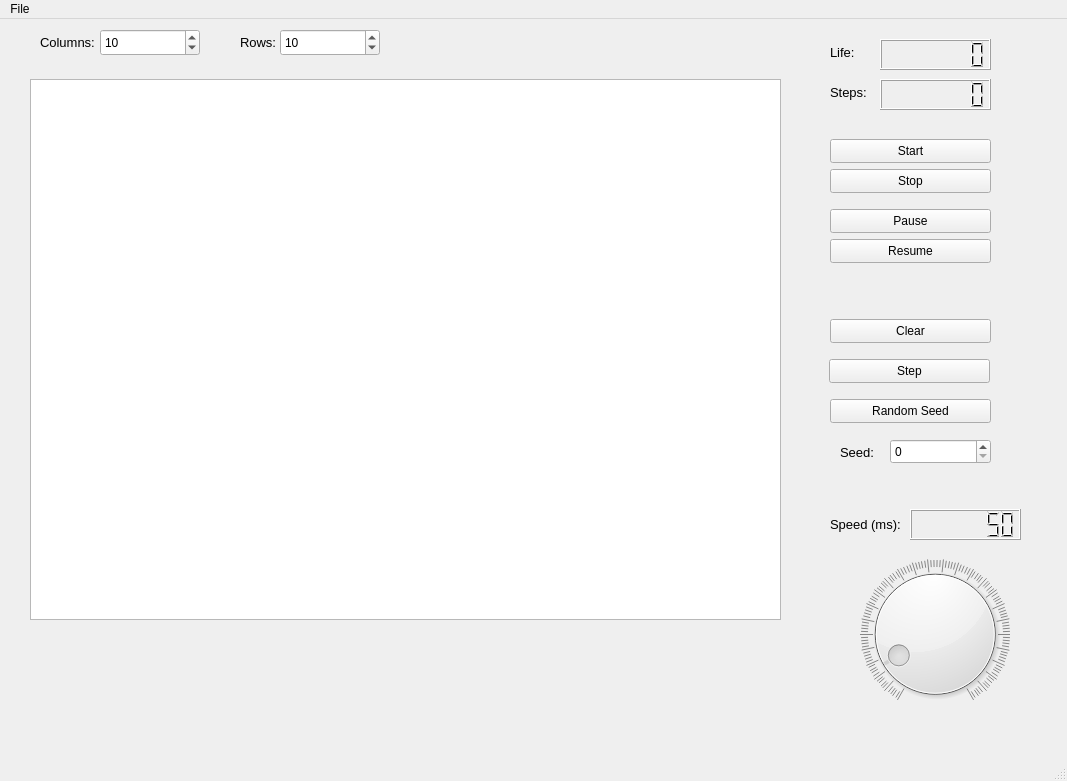
This is mainwindow.ui in MateuszGuzy02/Game-Of-Life as Qt 5 draws it before an edit. The edited form follows.
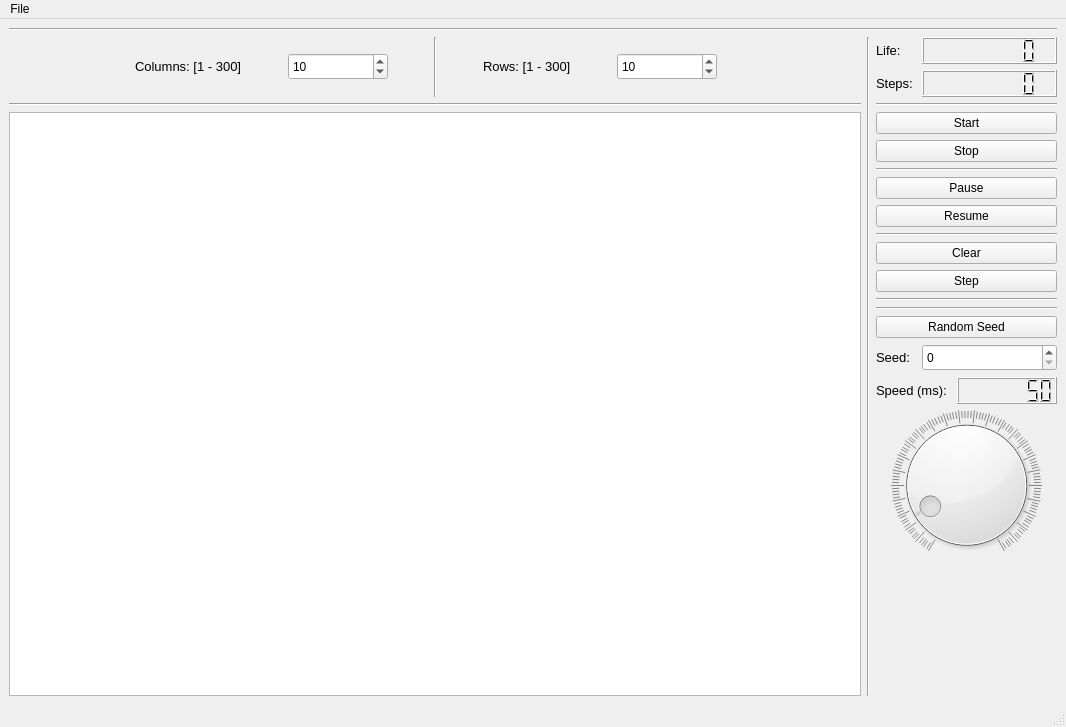
This is the edited form.

```diff
--- a/mainwindow.ui
+++ b/mainwindow.ui
@@ -6,8 +6,8 @@
    <rect>
     <x>0</x>
     <y>0</y>
-    <width>1067</width>
-    <height>781</height>
+    <width>1066</width>
+    <height>727</height>
    </rect>
   </property>
   <property name="windowTitle">
@@ -20,457 +20,641 @@
    <bool>true</bool>
   </property>
   <widget class="QWidget" name="centralwidget">
-   <widget class="QTableWidget" name="gameTable">
-    <property name="geometry">
-     <rect>
-      <x>30</x>
-      <y>60</y>
-      <width>751</width>
-      <height>541</height>
-     </rect>
-    </property>
-   </widget>
-   <widget class="QPushButton" name="stepButton">
-    <property name="geometry">
-     <rect>
-      <x>829</x>
-      <y>340</y>
-      <width>161</width>
-      <height>24</height>
-     </rect>
-    </property>
-    <property name="text">
-     <string>Step</string>
-    </property>
-   </widget>
-   <widget class="QSpinBox" name="rowBox">
-    <property name="geometry">
-     <rect>
-      <x>100</x>
-      <y>10</y>
-      <width>100</width>
-      <height>27</height>
-     </rect>
-    </property>
-    <property name="minimumSize">
-     <size>
-      <width>100</width>
-      <height>27</height>
-     </size>
-    </property>
-    <property name="maximumSize">
-     <size>
-      <width>100</width>
-      <height>27</height>
-     </size>
-    </property>
-    <property name="maximum">
-     <number>300</number>
-    </property>
-    <property name="value">
-     <number>10</number>
-    </property>
-   </widget>
-   <widget class="QSpinBox" name="columnBox">
-    <property name="geometry">
-     <rect>
-      <x>280</x>
-      <y>10</y>
-      <width>100</width>
-      <height>27</height>
-     </rect>
-    </property>
-    <property name="minimumSize">
-     <size>
-      <width>100</width>
-      <height>27</height>
-     </size>
-    </property>
-    <property name="maximumSize">
-     <size>
-      <width>100</width>
-      <height>27</height>
-     </size>
-    </property>
-    <property name="maximum">
-     <number>300</number>
-    </property>
-    <property name="value">
-     <number>10</number>
-    </property>
-   </widget>
-   <widget class="QSpinBox" name="setSeedBox">
-    <property name="geometry">
-     <rect>
-      <x>890</x>
-      <y>420</y>
-      <width>101</width>
-      <height>25</height>
-     </rect>
-    </property>
-   </widget>
-   <widget class="QPushButton" name="randomButton">
-    <property name="geometry">
-     <rect>
-      <x>830</x>
-      <y>380</y>
-      <width>161</width>
-      <height>24</height>
-     </rect>
-    </property>
-    <property name="text">
-     <string>Random Seed</string>
-    </property>
-   </widget>
-   <widget class="QPushButton" name="clearButton">
-    <property name="geometry">
-     <rect>
-      <x>830</x>
-      <y>300</y>
-      <width>161</width>
-      <height>24</height>
-     </rect>
-    </property>
-    <property name="text">
-     <string>Clear</string>
-    </property>
-   </widget>
-   <widget class="QPushButton" name="startButton">
-    <property name="geometry">
-     <rect>
-      <x>830</x>
-      <y>120</y>
-      <width>161</width>
-      <height>24</height>
-     </rect>
-    </property>
-    <property name="text">
-     <string>Start</string>
-    </property>
-    <property name="default">
-     <bool>false</bool>
-    </property>
-   </widget>
-   <widget class="QDial" name="speedDial">
-    <property name="geometry">
-     <rect>
-      <x>860</x>
-      <y>540</y>
-      <width>150</width>
-      <height>150</height>
-     </rect>
-    </property>
-    <property name="minimumSize">
-     <size>
-      <width>150</width>
-      <height>150</height>
-     </size>
-    </property>
-    <property name="minimum">
-     <number>1</number>
-    </property>
-    <property name="maximum">
-     <number>500</number>
-    </property>
-    <property name="value">
-     <number>50</number>
-    </property>
-    <property name="wrapping">
-     <bool>false</bool>
-    </property>
-    <property name="notchesVisible">
-     <bool>true</bool>
-    </property>
-   </widget>
-   <widget class="QLCDNumber" name="speedLCD">
-    <property name="geometry">
-     <rect>
-      <x>910</x>
-      <y>490</y>
-      <width>111</width>
-      <height>31</height>
-     </rect>
-    </property>
-    <property name="minimumSize">
-     <size>
-      <width>0</width>
-      <height>27</height>
-     </size>
-    </property>
-    <property name="font">
-     <font>
-      <bold>false</bold>
-     </font>
-    </property>
-    <property name="autoFillBackground">
-     <bool>true</bool>
-    </property>
-    <property name="smallDecimalPoint">
-     <bool>false</bool>
-    </property>
-    <property name="digitCount">
-     <number>7</number>
-    </property>
-    <property name="intValue" stdset="0">
-     <number>50</number>
-    </property>
-   </widget>
-   <widget class="QLabel" name="label">
-    <property name="geometry">
-     <rect>
-      <x>830</x>
-      <y>490</y>
-      <width>71</width>
-      <height>31</height>
-     </rect>
-    </property>
-    <property name="font">
-     <font>
-      <pointsize>10</pointsize>
-     </font>
-    </property>
-    <property name="text">
-     <string>Speed (ms): </string>
-    </property>
-   </widget>
-   <widget class="QLCDNumber" name="LifeCells">
-    <property name="geometry">
-     <rect>
-      <x>880</x>
-      <y>20</y>
-      <width>111</width>
-      <height>31</height>
-     </rect>
-    </property>
-    <property name="minimumSize">
-     <size>
-      <width>0</width>
-      <height>27</height>
-     </size>
-    </property>
-    <property name="font">
-     <font>
-      <bold>false</bold>
-     </font>
-    </property>
-    <property name="autoFillBackground">
-     <bool>true</bool>
-    </property>
-    <property name="smallDecimalPoint">
-     <bool>false</bool>
-    </property>
-    <property name="digitCount">
-     <number>7</number>
-    </property>
-   </widget>
-   <widget class="QLabel" name="label_2">
-    <property name="geometry">
-     <rect>
-      <x>830</x>
-      <y>20</y>
-      <width>41</width>
-      <height>27</height>
-     </rect>
-    </property>
-    <property name="minimumSize">
-     <size>
-      <width>0</width>
-      <height>27</height>
-     </size>
-    </property>
-    <property name="font">
-     <font>
-      <pointsize>10</pointsize>
-     </font>
-    </property>
-    <property name="text">
-     <string>Life:</string>
-    </property>
-   </widget>
-   <widget class="QLCDNumber" name="stepsLCD">
-    <property name="geometry">
-     <rect>
-      <x>880</x>
-      <y>60</y>
-      <width>111</width>
-      <height>31</height>
-     </rect>
-    </property>
-    <property name="minimumSize">
-     <size>
-      <width>0</width>
-      <height>27</height>
-     </size>
-    </property>
-    <property name="font">
-     <font>
-      <bold>false</bold>
-     </font>
-    </property>
-    <property name="autoFillBackground">
-     <bool>true</bool>
-    </property>
-    <property name="smallDecimalPoint">
-     <bool>false</bool>
-    </property>
-    <property name="digitCount">
-     <number>7</number>
-    </property>
-   </widget>
-   <widget class="QLabel" name="label_3">
-    <property name="geometry">
-     <rect>
-      <x>830</x>
-      <y>60</y>
-      <width>49</width>
-      <height>27</height>
-     </rect>
-    </property>
-    <property name="minimumSize">
-     <size>
-      <width>0</width>
-      <height>27</height>
-     </size>
-    </property>
-    <property name="font">
-     <font>
-      <pointsize>10</pointsize>
-     </font>
-    </property>
-    <property name="text">
-     <string>Steps:</string>
-    </property>
-   </widget>
-   <widget class="QLabel" name="label_4">
-    <property name="geometry">
-     <rect>
-      <x>40</x>
-      <y>10</y>
-      <width>61</width>
-      <height>27</height>
-     </rect>
-    </property>
-    <property name="minimumSize">
-     <size>
-      <width>0</width>
-      <height>27</height>
-     </size>
-    </property>
-    <property name="maximumSize">
-     <size>
-      <width>16777215</width>
-      <height>27</height>
-     </size>
-    </property>
-    <property name="font">
-     <font>
-      <pointsize>10</pointsize>
-     </font>
-    </property>
-    <property name="text">
-     <string>Columns:</string>
-    </property>
-   </widget>
-   <widget class="QLabel" name="label_5">
-    <property name="geometry">
-     <rect>
-      <x>240</x>
-      <y>10</y>
-      <width>51</width>
-      <height>27</height>
-     </rect>
-    </property>
-    <property name="minimumSize">
-     <size>
-      <width>0</width>
-      <height>27</height>
-     </size>
-    </property>
-    <property name="maximumSize">
-     <size>
-      <width>16777215</width>
-      <height>27</height>
-     </size>
-    </property>
-    <property name="font">
-     <font>
-      <pointsize>10</pointsize>
-     </font>
-    </property>
-    <property name="text">
-     <string>Rows:</string>
-    </property>
-   </widget>
-   <widget class="QLabel" name="label_6">
-    <property name="geometry">
-     <rect>
-      <x>840</x>
-      <y>420</y>
-      <width>49</width>
-      <height>27</height>
-     </rect>
-    </property>
-    <property name="minimumSize">
-     <size>
-      <width>0</width>
-      <height>27</height>
-     </size>
-    </property>
-    <property name="font">
-     <font>
-      <pointsize>10</pointsize>
-     </font>
-    </property>
-    <property name="text">
-     <string>Seed:</string>
-    </property>
-   </widget>
-   <widget class="QPushButton" name="pauseButton">
-    <property name="geometry">
-     <rect>
-      <x>830</x>
-      <y>190</y>
-      <width>161</width>
-      <height>24</height>
-     </rect>
-    </property>
-    <property name="text">
-     <string>Pause</string>
-    </property>
-   </widget>
-   <widget class="QPushButton" name="resumeButton">
-    <property name="geometry">
-     <rect>
-      <x>830</x>
-      <y>220</y>
-      <width>161</width>
-      <height>24</height>
-     </rect>
-    </property>
-    <property name="text">
-     <string>Resume</string>
-    </property>
-   </widget>
-   <widget class="QPushButton" name="stopButton">
-    <property name="geometry">
-     <rect>
-      <x>830</x>
-      <y>150</y>
-      <width>161</width>
-      <height>24</height>
-     </rect>
-    </property>
-    <property name="text">
-     <string>Stop</string>
-    </property>
-   </widget>
+   <layout class="QGridLayout" name="gridLayout">
+    <item row="0" column="0">
+     <layout class="QVBoxLayout" name="verticalLayout_11">
+      <item>
+       <widget class="Line" name="line_2">
+        <property name="orientation">
+         <enum>Qt::Horizontal</enum>
+        </property>
+       </widget>
+      </item>
+      <item>
+       <layout class="QHBoxLayout" name="horizontalLayout_5">
+        <item>
+         <layout class="QVBoxLayout" name="verticalLayout_10">
+          <item>
+           <layout class="QHBoxLayout" name="horizontalLayout_4">
+            <item>
+             <layout class="QHBoxLayout" name="horizontalLayout_3">
+              <item>
+               <spacer name="horizontalSpacer_4">
+                <property name="orientation">
+                 <enum>Qt::Horizontal</enum>
+                </property>
+                <property name="sizeType">
+                 <enum>QSizePolicy::MinimumExpanding</enum>
+                </property>
+                <property name="sizeHint" stdset="0">
+                 <size>
+                  <width>40</width>
+                  <height>20</height>
+                 </size>
+                </property>
+               </spacer>
+              </item>
+              <item>
+               <widget class="QLabel" name="label_4">
+                <property name="minimumSize">
+                 <size>
+                  <width>0</width>
+                  <height>27</height>
+                 </size>
+                </property>
+                <property name="maximumSize">
+                 <size>
+                  <width>16777215</width>
+                  <height>27</height>
+                 </size>
+                </property>
+                <property name="font">
+                 <font>
+                  <pointsize>10</pointsize>
+                 </font>
+                </property>
+                <property name="text">
+                 <string>Columns: [1 - 300]</string>
+                </property>
+               </widget>
+              </item>
+              <item>
+               <spacer name="horizontalSpacer_5">
+                <property name="orientation">
+                 <enum>Qt::Horizontal</enum>
+                </property>
+                <property name="sizeType">
+                 <enum>QSizePolicy::Minimum</enum>
+                </property>
+                <property name="sizeHint" stdset="0">
+                 <size>
+                  <width>40</width>
+                  <height>20</height>
+                 </size>
+                </property>
+               </spacer>
+              </item>
+              <item>
+               <widget class="QSpinBox" name="rowBox">
+                <property name="minimumSize">
+                 <size>
+                  <width>100</width>
+                  <height>27</height>
+                 </size>
+                </property>
+                <property name="maximumSize">
+                 <size>
+                  <width>100</width>
+                  <height>27</height>
+                 </size>
+                </property>
+                <property name="maximum">
+                 <number>300</number>
+                </property>
+                <property name="value">
+                 <number>10</number>
+                </property>
+               </widget>
+              </item>
+              <item>
+               <spacer name="horizontalSpacer_3">
+                <property name="orientation">
+                 <enum>Qt::Horizontal</enum>
+                </property>
+                <property name="sizeType">
+                 <enum>QSizePolicy::Minimum</enum>
+                </property>
+                <property name="sizeHint" stdset="0">
+                 <size>
+                  <width>40</width>
+                  <height>20</height>
+                 </size>
+                </property>
+               </spacer>
+              </item>
+             </layout>
+            </item>
+            <item>
+             <widget class="Line" name="line">
+              <property name="sizePolicy">
+               <sizepolicy hsizetype="Fixed" vsizetype="Fixed">
+                <horstretch>0</horstretch>
+                <verstretch>0</verstretch>
+               </sizepolicy>
+              </property>
+              <property name="minimumSize">
+               <size>
+                <width>0</width>
+                <height>60</height>
+               </size>
+              </property>
+              <property name="orientation">
+               <enum>Qt::Vertical</enum>
+              </property>
+             </widget>
+            </item>
+            <item>
+             <layout class="QHBoxLayout" name="horizontalLayout_2">
+              <item>
+               <spacer name="horizontalSpacer_2">
+                <property name="orientation">
+                 <enum>Qt::Horizontal</enum>
+                </property>
+                <property name="sizeType">
+                 <enum>QSizePolicy::Minimum</enum>
+                </property>
+                <property name="sizeHint" stdset="0">
+                 <size>
+                  <width>40</width>
+                  <height>20</height>
+                 </size>
+                </property>
+               </spacer>
+              </item>
+              <item>
+               <widget class="QLabel" name="label_5">
+                <property name="minimumSize">
+                 <size>
+                  <width>0</width>
+                  <height>27</height>
+                 </size>
+                </property>
+                <property name="maximumSize">
+                 <size>
+                  <width>16777215</width>
+                  <height>27</height>
+                 </size>
+                </property>
+                <property name="font">
+                 <font>
+                  <pointsize>10</pointsize>
+                 </font>
+                </property>
+                <property name="text">
+                 <string>Rows: [1 - 300]</string>
+                </property>
+               </widget>
+              </item>
+              <item>
+               <spacer name="horizontalSpacer_6">
+                <property name="orientation">
+                 <enum>Qt::Horizontal</enum>
+                </property>
+                <property name="sizeType">
+                 <enum>QSizePolicy::Minimum</enum>
+                </property>
+                <property name="sizeHint" stdset="0">
+                 <size>
+                  <width>40</width>
+                  <height>20</height>
+                 </size>
+                </property>
+               </spacer>
+              </item>
+              <item>
+               <widget class="QSpinBox" name="columnBox">
+                <property name="minimumSize">
+                 <size>
+                  <width>100</width>
+                  <height>27</height>
+                 </size>
+                </property>
+                <property name="maximumSize">
+                 <size>
+                  <width>100</width>
+                  <height>27</height>
+                 </size>
+                </property>
+                <property name="maximum">
+                 <number>300</number>
+                </property>
+                <property name="value">
+                 <number>10</number>
+                </property>
+               </widget>
+              </item>
+              <item>
+               <spacer name="horizontalSpacer">
+                <property name="orientation">
+                 <enum>Qt::Horizontal</enum>
+                </property>
+                <property name="sizeType">
+                 <enum>QSizePolicy::MinimumExpanding</enum>
+                </property>
+                <property name="sizeHint" stdset="0">
+                 <size>
+                  <width>40</width>
+                  <height>20</height>
+                 </size>
+                </property>
+               </spacer>
+              </item>
+             </layout>
+            </item>
+           </layout>
+          </item>
+          <item>
+           <widget class="Line" name="line_9">
+            <property name="orientation">
+             <enum>Qt::Horizontal</enum>
+            </property>
+           </widget>
+          </item>
+          <item>
+           <widget class="QTableWidget" name="gameTable"/>
+          </item>
+         </layout>
+        </item>
+        <item>
+         <widget class="Line" name="line_8">
+          <property name="orientation">
+           <enum>Qt::Vertical</enum>
+          </property>
+         </widget>
+        </item>
+        <item>
+         <layout class="QVBoxLayout" name="verticalLayout_9">
+          <item>
+           <layout class="QVBoxLayout" name="verticalLayout_3">
+            <item>
+             <layout class="QHBoxLayout" name="horizontalLayout_6">
+              <item>
+               <widget class="QLabel" name="label_2">
+                <property name="minimumSize">
+                 <size>
+                  <width>0</width>
+                  <height>27</height>
+                 </size>
+                </property>
+                <property name="font">
+                 <font>
+                  <pointsize>10</pointsize>
+                 </font>
+                </property>
+                <property name="text">
+                 <string>Life:</string>
+                </property>
+               </widget>
+              </item>
+              <item>
+               <widget class="QLCDNumber" name="LifeCells">
+                <property name="sizePolicy">
+                 <sizepolicy hsizetype="Fixed" vsizetype="Fixed">
+                  <horstretch>0</horstretch>
+                  <verstretch>0</verstretch>
+                 </sizepolicy>
+                </property>
+                <property name="minimumSize">
+                 <size>
+                  <width>135</width>
+                  <height>27</height>
+                 </size>
+                </property>
+                <property name="maximumSize">
+                 <size>
+                  <width>135</width>
+                  <height>27</height>
+                 </size>
+                </property>
+                <property name="font">
+                 <font>
+                  <bold>false</bold>
+                 </font>
+                </property>
+                <property name="autoFillBackground">
+                 <bool>true</bool>
+                </property>
+                <property name="smallDecimalPoint">
+                 <bool>false</bool>
+                </property>
+                <property name="digitCount">
+                 <number>7</number>
+                </property>
+               </widget>
+              </item>
+             </layout>
+            </item>
+            <item>
+             <layout class="QHBoxLayout" name="horizontalLayout_7">
+              <item>
+               <widget class="QLabel" name="label_3">
+                <property name="minimumSize">
+                 <size>
+                  <width>0</width>
+                  <height>27</height>
+                 </size>
+                </property>
+                <property name="font">
+                 <font>
+                  <pointsize>10</pointsize>
+                 </font>
+                </property>
+                <property name="text">
+                 <string>Steps:</string>
+                </property>
+               </widget>
+              </item>
+              <item>
+               <widget class="QLCDNumber" name="stepsLCD">
+                <property name="sizePolicy">
+                 <sizepolicy hsizetype="Fixed" vsizetype="Fixed">
+                  <horstretch>0</horstretch>
+                  <verstretch>0</verstretch>
+                 </sizepolicy>
+                </property>
+                <property name="minimumSize">
+                 <size>
+                  <width>135</width>
+                  <height>27</height>
+                 </size>
+                </property>
+                <property name="maximumSize">
+                 <size>
+                  <width>135</width>
+                  <height>27</height>
+                 </size>
+                </property>
+                <property name="font">
+                 <font>
+                  <bold>false</bold>
+                 </font>
+                </property>
+                <property name="autoFillBackground">
+                 <bool>true</bool>
+                </property>
+                <property name="smallDecimalPoint">
+                 <bool>false</bool>
+                </property>
+                <property name="digitCount">
+                 <number>7</number>
+                </property>
+               </widget>
+              </item>
+             </layout>
+            </item>
+            <item>
+             <widget class="Line" name="line_7">
+              <property name="orientation">
+               <enum>Qt::Horizontal</enum>
+              </property>
+             </widget>
+            </item>
+            <item>
+             <layout class="QVBoxLayout" name="verticalLayout_4">
+              <item>
+               <widget class="QPushButton" name="startButton">
+                <property name="text">
+                 <string>Start</string>
+                </property>
+                <property name="default">
+                 <bool>false</bool>
+                </property>
+               </widget>
+              </item>
+              <item>
+               <widget class="QPushButton" name="stopButton">
+                <property name="text">
+                 <string>Stop</string>
+                </property>
+               </widget>
+              </item>
+              <item>
+               <widget class="Line" name="line_3">
+                <property name="orientation">
+                 <enum>Qt::Horizontal</enum>
+                </property>
+               </widget>
+              </item>
+             </layout>
+            </item>
+            <item>
+             <layout class="QVBoxLayout" name="verticalLayout_5">
+              <item>
+               <widget class="QPushButton" name="pauseButton">
+                <property name="text">
+                 <string>Pause</string>
+                </property>
+               </widget>
+              </item>
+              <item>
+               <widget class="QPushButton" name="resumeButton">
+                <property name="text">
+                 <string>Resume</string>
+                </property>
+               </widget>
+              </item>
+              <item>
+               <widget class="Line" name="line_4">
+                <property name="orientation">
+                 <enum>Qt::Horizontal</enum>
+                </property>
+               </widget>
+              </item>
+             </layout>
+            </item>
+            <item>
+             <layout class="QVBoxLayout" name="verticalLayout_7">
+              <item>
+               <widget class="QPushButton" name="clearButton">
+                <property name="text">
+                 <string>Clear</string>
+                </property>
+               </widget>
+              </item>
+              <item>
+               <widget class="QPushButton" name="stepButton">
+                <property name="text">
+                 <string>Step</string>
+                </property>
+               </widget>
+              </item>
+             </layout>
+            </item>
+            <item>
+             <layout class="QVBoxLayout" name="verticalLayout_8">
+              <item>
+               <widget class="Line" name="line_6">
+                <property name="orientation">
+                 <enum>Qt::Horizontal</enum>
+                </property>
+               </widget>
+              </item>
+              <item>
+               <layout class="QVBoxLayout" name="verticalLayout_6">
+                <item>
+                 <widget class="Line" name="line_5">
+                  <property name="orientation">
+                   <enum>Qt::Horizontal</enum>
+                  </property>
+                 </widget>
+                </item>
+                <item>
+                 <widget class="QPushButton" name="randomButton">
+                  <property name="text">
+                   <string>Random Seed</string>
+                  </property>
+                 </widget>
+                </item>
+                <item>
+                 <layout class="QHBoxLayout" name="horizontalLayout_8">
+                  <item>
+                   <widget class="QLabel" name="label_6">
+                    <property name="minimumSize">
+                     <size>
+                      <width>0</width>
+                      <height>27</height>
+                     </size>
+                    </property>
+                    <property name="font">
+                     <font>
+                      <pointsize>10</pointsize>
+                     </font>
+                    </property>
+                    <property name="text">
+                     <string>Seed:</string>
+                    </property>
+                   </widget>
+                  </item>
+                  <item>
+                   <widget class="QSpinBox" name="setSeedBox">
+                    <property name="sizePolicy">
+                     <sizepolicy hsizetype="Fixed" vsizetype="Fixed">
+                      <horstretch>0</horstretch>
+                      <verstretch>0</verstretch>
+                     </sizepolicy>
+                    </property>
+                    <property name="minimumSize">
+                     <size>
+                      <width>135</width>
+                      <height>27</height>
+                     </size>
+                    </property>
+                    <property name="maximumSize">
+                     <size>
+                      <width>135</width>
+                      <height>27</height>
+                     </size>
+                    </property>
+                   </widget>
+                  </item>
+                 </layout>
+                </item>
+               </layout>
+              </item>
+              <item>
+               <layout class="QHBoxLayout" name="horizontalLayout_9">
+                <item>
+                 <widget class="QLabel" name="label">
+                  <property name="font">
+                   <font>
+                    <pointsize>10</pointsize>
+                   </font>
+                  </property>
+                  <property name="text">
+                   <string>Speed (ms): </string>
+                  </property>
+                 </widget>
+                </item>
+                <item>
+                 <widget class="QLCDNumber" name="speedLCD">
+                  <property name="sizePolicy">
+                   <sizepolicy hsizetype="Fixed" vsizetype="Fixed">
+                    <horstretch>0</horstretch>
+                    <verstretch>0</verstretch>
+                   </sizepolicy>
+                  </property>
+                  <property name="minimumSize">
+                   <size>
+                    <width>100</width>
+                    <height>27</height>
+                   </size>
+                  </property>
+                  <property name="maximumSize">
+                   <size>
+                    <width>100</width>
+                    <height>27</height>
+                   </size>
+                  </property>
+                  <property name="font">
+                   <font>
+                    <bold>false</bold>
+                   </font>
+                  </property>
+                  <property name="autoFillBackground">
+                   <bool>true</bool>
+                  </property>
+                  <property name="smallDecimalPoint">
+                   <bool>false</bool>
+                  </property>
+                  <property name="digitCount">
+                   <number>7</number>
+                  </property>
+                  <property name="intValue" stdset="0">
+                   <number>50</number>
+                  </property>
+                 </widget>
+                </item>
+               </layout>
+              </item>
+              <item>
+               <widget class="QDial" name="speedDial">
+                <property name="minimumSize">
+                 <size>
+                  <width>150</width>
+                  <height>150</height>
+                 </size>
+                </property>
+                <property name="minimum">
+                 <number>1</number>
+                </property>
+                <property name="maximum">
+                 <number>500</number>
+                </property>
+                <property name="value">
+                 <number>50</number>
+                </property>
+                <property name="wrapping">
+                 <bool>false</bool>
+                </property>
+                <property name="notchesVisible">
+                 <bool>true</bool>
+                </property>
+               </widget>
+              </item>
+              <item>
+               <spacer name="verticalSpacer">
+                <property name="orientation">
+                 <enum>Qt::Vertical</enum>
+                </property>
+                <property name="sizeType">
+                 <enum>QSizePolicy::MinimumExpanding</enum>
+                </property>
+                <property name="sizeHint" stdset="0">
+                 <size>
+                  <width>20</width>
+                  <height>40</height>
+                 </size>
+                </property>
+               </spacer>
+              </item>
+             </layout>
+            </item>
+           </layout>
+          </item>
+         </layout>
+        </item>
+       </layout>
+      </item>
+     </layout>
+    </item>
+   </layout>
   </widget>
   <widget class="QMenuBar" name="menubar">
    <property name="geometry">
     <rect>
      <x>0</x>
      <y>0</y>
-     <width>1067</width>
+     <width>1066</width>
      <height>21</height>
     </rect>
    </property>
```
